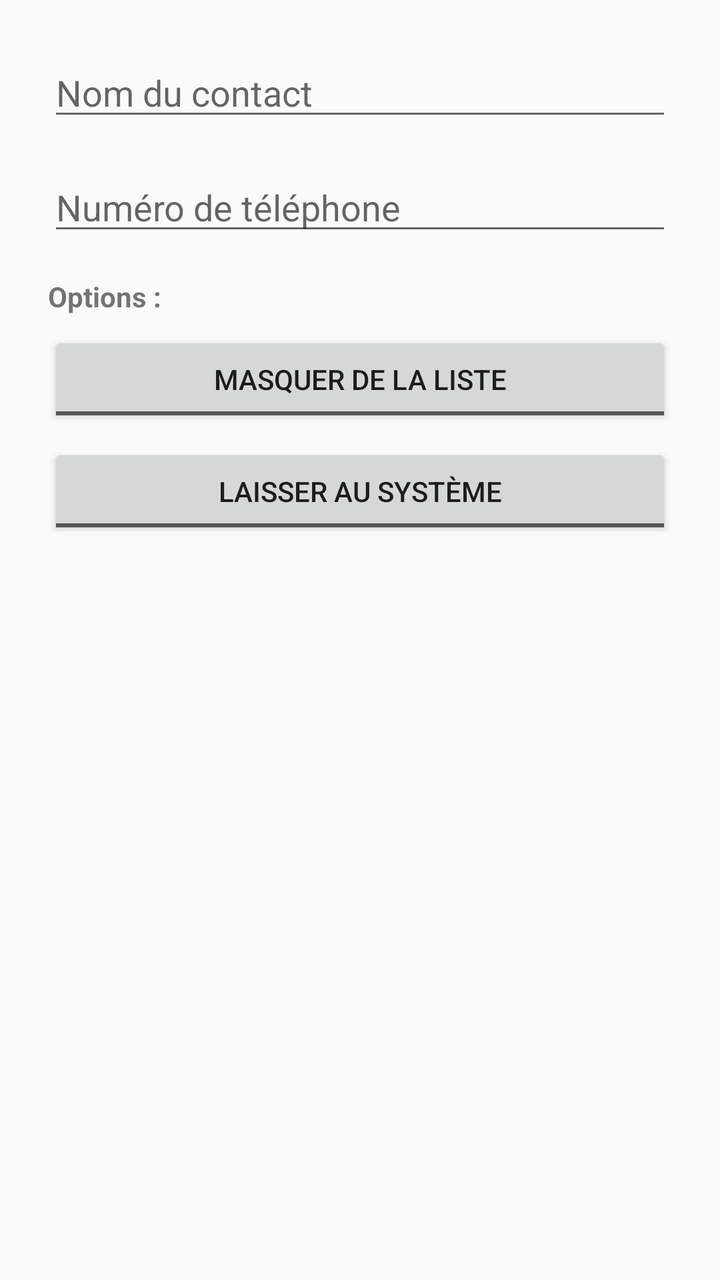
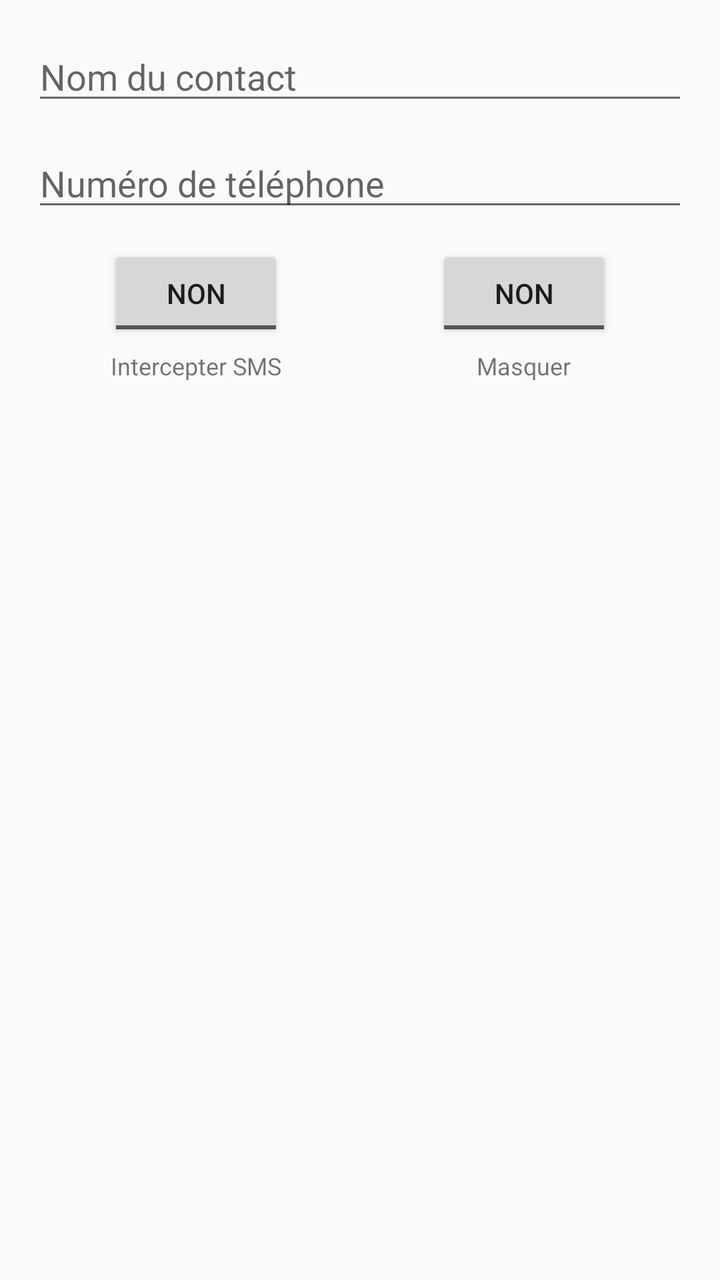

Screens rendered from an Android XML layout before and after an edit, with the pre-edit source and the edit as a unified diff.
<!-- AndroidManifest.xml: application theme Theme.Messages -->
<!-- res/layout/dialog_ajouter_contact.xml -->
<?xml version="1.0" encoding="utf-8"?>
<LinearLayout xmlns:android="http://schemas.android.com/apk/res/android"
    android:layout_width="match_parent"
    android:layout_height="wrap_content"
    android:orientation="vertical"
    android:padding="24dp">
    <EditText
        android:id="@+id/champ_nom"
        android:layout_width="match_parent"
        android:layout_height="wrap_content"
        android:hint="Nom du contact"
        android:inputType="textPersonName"
        android:layout_marginBottom="16dp"/>
    <EditText
        android:id="@+id/champ_numero"
        android:layout_width="match_parent"
        android:layout_height="wrap_content"
        android:hint="Numéro de téléphone"
        android:inputType="phone"
        android:layout_marginBottom="16dp"/>
    <TextView
        android:layout_width="wrap_content"
        android:layout_height="wrap_content"
        android:text="Options :"
        android:textSize="14sp"
        android:textStyle="bold"
        android:layout_marginBottom="8dp"/>
    <ToggleButton
        android:id="@+id/btn_cacher"
        android:layout_width="match_parent"
        android:layout_height="wrap_content"
        android:textOff="Masquer de la liste"
        android:textOn="Masqué de la liste"
        android:layout_marginBottom="8dp"/>
    <ToggleButton
        android:id="@+id/btn_intercepter"
        android:layout_width="match_parent"
        android:layout_height="wrap_content"
        android:textOff="Laisser au système"
        android:textOn="Intercepter (caché au système)"/>
</LinearLayout>
<!-- resources referenced by this layout -->
<resources>
  <style name="Theme.Messages" parent="Theme.AppCompat.Light.NoActionBar">
          <item name="colorPrimary">#1B66F5</item>
          <item name="colorPrimaryDark">#1557E0</item>
          <item name="colorAccent">#1B66F5</item>
          <item name="android:windowBackground">#FAFAFA</item>
      </style>
</resources>

<!-- the commit's change to res/layout/dialog_ajouter_contact.xml (unified diff, before → after) -->
@@ -3,39 +3,70 @@
     android:layout_width="match_parent"
     android:layout_height="wrap_content"
     android:orientation="vertical"
-    android:padding="24dp">
+    android:padding="16dp"
+    android:gravity="center_horizontal">
+
     <EditText
         android:id="@+id/champ_nom"
         android:layout_width="match_parent"
         android:layout_height="wrap_content"
         android:hint="Nom du contact"
         android:inputType="textPersonName"
-        android:layout_marginBottom="16dp"/>
+        android:layout_marginBottom="12dp"/>
+
     <EditText
         android:id="@+id/champ_numero"
         android:layout_width="match_parent"
         android:layout_height="wrap_content"
         android:hint="Numéro de téléphone"
         android:inputType="phone"
-        android:layout_marginBottom="16dp"/>
-    <TextView
-        android:layout_width="wrap_content"
-        android:layout_height="wrap_content"
-        android:text="Options :"
-        android:textSize="14sp"
-        android:textStyle="bold"
-        android:layout_marginBottom="8dp"/>
-    <ToggleButton
-        android:id="@+id/btn_cacher"
+        android:layout_marginBottom="12dp"/>
+
+    <LinearLayout
         android:layout_width="match_parent"
         android:layout_height="wrap_content"
-        android:textOff="Masquer de la liste"
-        android:textOn="Masqué de la liste"
-        android:layout_marginBottom="8dp"/>
-    <ToggleButton
-        android:id="@+id/btn_intercepter"
-        android:layout_width="match_parent"
-        android:layout_height="wrap_content"
-        android:textOff="Laisser au système"
-        android:textOn="Intercepter (caché au système)"/>
+        android:orientation="horizontal"
+        android:gravity="center"
+        android:spacing="16dp">
+
+        <LinearLayout
+            android:layout_width="0dp"
+            android:layout_height="wrap_content"
+            android:layout_weight="1"
+            android:orientation="vertical"
+            android:gravity="center">
+            <android.widget.ToggleButton
+                android:id="@+id/btn_intercepter"
+                android:layout_width="wrap_content"
+                android:layout_height="wrap_content"
+                android:textOff="Non"
+                android:textOn="Oui"/>
+            <TextView
+                android:layout_width="wrap_content"
+                android:layout_height="wrap_content"
+                android:text="Intercepter SMS"
+                android:textSize="12sp"
+                android:layout_marginTop="4dp"/>
+        </LinearLayout>
+
+        <LinearLayout
+            android:layout_width="0dp"
+            android:layout_height="wrap_content"
+            android:layout_weight="1"
+            android:orientation="vertical"
+            android:gravity="center">
+            <android.widget.ToggleButton
+                android:id="@+id/btn_cacher"
+                android:layout_width="wrap_content"
+                android:layout_height="wrap_content"
+                android:textOff="Non"
+                android:textOn="Oui"/>
+            <TextView
+                android:layout_width="wrap_content"
+                android:layout_height="wrap_content"
+                android:text="Masquer"
+                android:textSize="12sp"
+                android:layout_marginTop="4dp"/>
+        </LinearLayout>
+    </LinearLayout>
 </LinearLayout>
